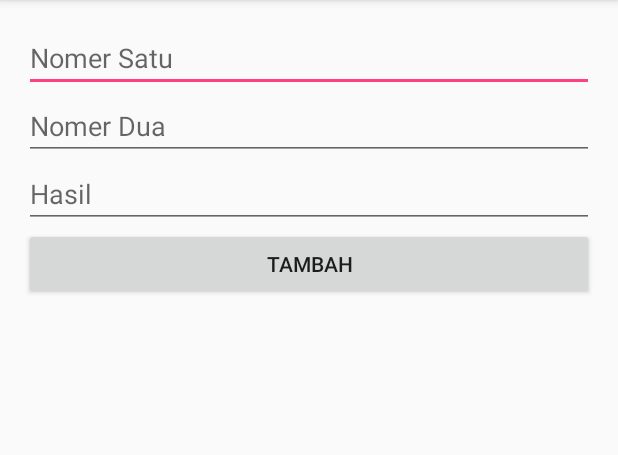
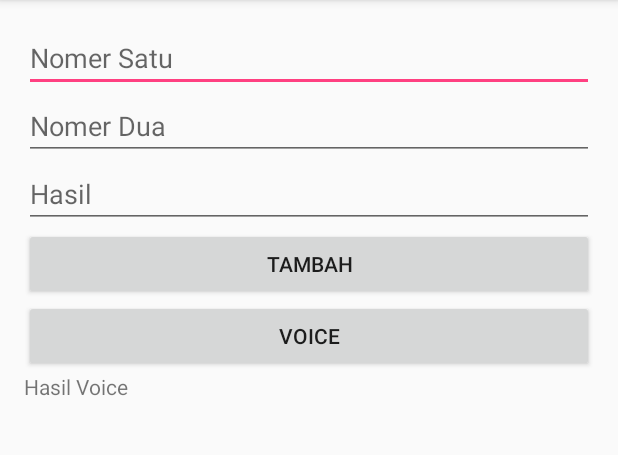
Before and after one commit to irhamhmasir608/Kalkulator, an Android app: the screen it shows after launch (MainActivity), on a phone screen of 412 x 824 dp, the part 84-539 px from its top. Run offline under Robolectric (Android 15) with nearby library versions, the phone set to English and light mode, and no system bars.

Commit message:
cek untuk voice to text

```diff
--- a/app/src/main/res/layout/activity_main.xml
+++ b/app/src/main/res/layout/activity_main.xml
@@ -8,7 +8,7 @@
     android:paddingLeft="@dimen/activity_horizontal_margin"
     android:paddingRight="@dimen/activity_horizontal_margin"
     android:paddingTop="@dimen/activity_vertical_margin"
-    tools:context="bagus.cahya.kalkulator.MainActivity"
+    tools:context="it.yudharta.smartkalkulator.MainActivity"
     android:orientation="vertical">
 
     <EditText
@@ -40,4 +40,17 @@
         android:layout_width="match_parent"
         android:layout_height="wrap_content"
         android:id="@+id/button" />
+
+    <Button
+        android:text="Voice"
+        android:layout_width="match_parent"
+        android:layout_height="wrap_content"
+        android:id="@+id/btnVoice"
+        android:onClick="clickVoice" />
+
+    <TextView
+        android:layout_width="match_parent"
+        android:layout_height="wrap_content"
+        android:id="@+id/tvVoice"
+        android:text="Hasil Voice" />
 </LinearLayout>
```
Also changed, not shown: app/src/main/java/it/yudharta/smartkalkulator/MainActivity.java (+35 -0 lines).
